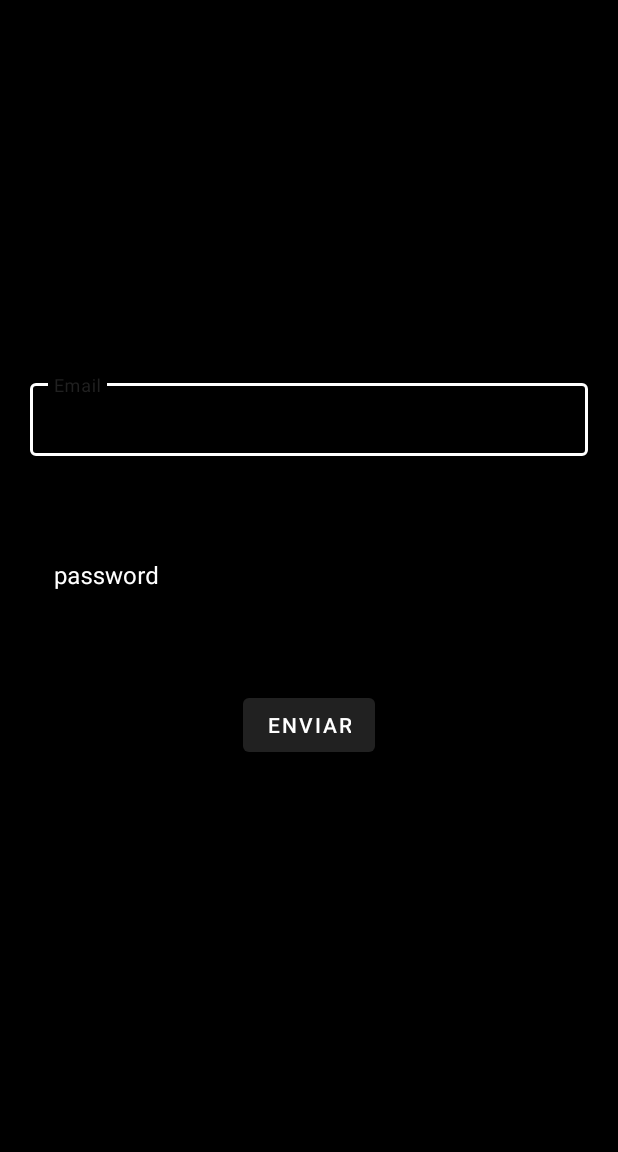
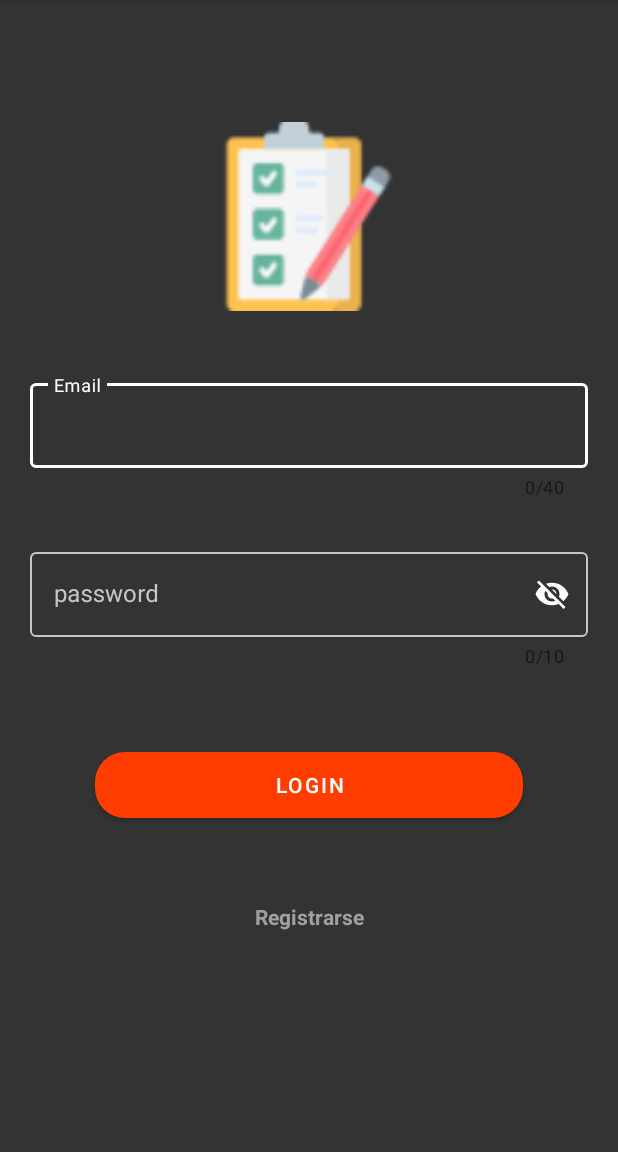
Before and after one commit to camyj2010/equipoSiete, an Android app: the screen it shows after launch (LoginActivity), on a phone screen of 412 x 824 dp, the part 84-1236 px from its top. Run offline under Robolectric (Android 15) with nearby library versions, the light colour scheme and no system bars.

Commit message:
First and Second Criteria (Camila- Valery)

```diff
--- /dev/null
+++ b/app/src/main/res/color/text_field.xml
@@ -0,0 +1,6 @@
+<?xml version="1.0" encoding="utf-8"?>
+<selector xmlns:android="http://schemas.android.com/apk/res/android">
+    <item android:state_focused="true" android:color="@color/white" />
+    <item android:state_enabled="false" android:color="#F00" />
+    <item android:color="#C6C6C6" />
+</selector>
--- /dev/null
+++ b/app/src/main/res/drawable/button_background.xml
@@ -0,0 +1,5 @@
+<!-- rounded_button.xml -->
+<shape xmlns:android="http://schemas.android.com/apk/res/android">
+    <corners android:radius="30dp" /> <!-- Puedes ajustar el radio según tu preferencia -->
+    <solid android:color="@color/my_button_color" />
+</shape>
--- a/app/src/main/res/layout/activity_login.xml
+++ b/app/src/main/res/layout/activity_login.xml
@@ -4,19 +4,34 @@
     xmlns:tools="http://schemas.android.com/tools"
     android:layout_width="match_parent"
     android:layout_height="match_parent"
-    android:background="@color/black"
+    android:background="#CC000000"
     >
+
+    <ImageView
+        android:id="@+id/listView"
+        android:layout_width="138dp"
+        android:layout_height="126dp"
+        android:layout_gravity="center"
+
+        android:src="@drawable/list"
+        app:layout_constraintBottom_toBottomOf="parent"
+        app:layout_constraintEnd_toEndOf="parent"
+
+        app:layout_constraintHorizontal_bias="0.498"
+        app:layout_constraintStart_toStartOf="parent"
+        app:layout_constraintTop_toTopOf="parent"
+        app:layout_constraintVertical_bias="0.127" />
 
     <com.google.android.material.textfield.TextInputLayout
         android:id="@+id/emailContainer"
 
         android:layout_marginHorizontal="20dp"
 
-        style="@style/Widget.MaterialComponents.TextInputLayout.OutlinedBox.Dense.WhiteBorder"
+        style="@style/outlinedTextInputLayout"
         android:layout_width="match_parent"
         android:layout_height="wrap_content"
         android:layout_marginTop="250dp"
-
+        app:layout_constraintTop_toBottomOf="@+id/listView"
         app:counterEnabled="true"
         app:counterMaxLength="40"
 
@@ -40,7 +55,7 @@
 
     <com.google.android.material.textfield.TextInputLayout
         android:id="@+id/passwordContainer"
-        style="@style/Widget.MaterialComponents.TextInputLayout.OutlinedBox.Dense.WhiteBorder"
+        style="@style/outlinedTextInputLayout"
         android:layout_marginHorizontal="20dp"
         android:layout_width="match_parent"
         android:layout_height="wrap_content"
@@ -48,6 +63,7 @@
         app:counterEnabled="true"
         app:counterMaxLength="10"
         app:passwordToggleEnabled="true"
+        app:passwordToggleTint="@color/white"
         app:layout_constraintEnd_toEndOf="parent"
         app:layout_constraintStart_toStartOf="parent"
         app:layout_constraintTop_toBottomOf="@id/emailContainer">
@@ -57,8 +73,8 @@
             android:layout_width="match_parent"
             android:layout_height="match_parent"
             android:lines="1"
-            android:maxLength="16"
-            android:inputType="textPassword"
+            android:maxLength="10"
+            android:inputType="number"
             android:hint="password"
             app:boxStrokeColor="@color/white"
             android:textColorHint="@color/white"
@@ -68,15 +84,30 @@
     </com.google.android.material.textfield.TextInputLayout>
 
 
-
     <com.google.android.material.button.MaterialButton
-        android:id="@+id/submitButton"
-        android:layout_width="wrap_content"
-        android:layout_height="wrap_content"
-        android:text="Enviar"
-        android:layout_marginTop="30dp"
+        android:id="@+id/btnLogin"
+        android:layout_width="285dp"
+        android:layout_height="56dp"
+        android:layout_marginHorizontal="50dp"
+        android:layout_marginTop="50dp"
+        android:text="Login"
+        app:backgroundTint="@color/my_button_color"
+        app:cornerRadius="20dp"
         app:layout_constraintEnd_toEndOf="parent"
         app:layout_constraintStart_toStartOf="parent"
         app:layout_constraintTop_toBottomOf="@+id/passwordContainer" />
 
+    <com.google.android.material.textview.MaterialTextView
+        android:id="@+id/tvRegister"
+        android:layout_width="wrap_content"
+        android:layout_height="wrap_content"
+        android:text="Registrarse"
+        android:textStyle="bold"
+        android:textColor="#9EA1A1"
+        android:clickable="true"
+        android:layout_marginTop="50dp"
+        app:layout_constraintTop_toBottomOf="@+id/btnLogin"
+        app:layout_constraintEnd_toEndOf="parent"
+        app:layout_constraintStart_toStartOf="parent" />
+
 </androidx.constraintlayout.widget.ConstraintLayout>
--- a/app/src/main/res/values/colors.xml
+++ b/app/src/main/res/values/colors.xml
@@ -2,4 +2,5 @@
 <resources>
     <color name="black">#FF000000</color>
     <color name="white">#FFFFFFFF</color>
+    <color name="my_button_color">#ff3d00</color>
 </resources>
--- a/app/src/main/res/values/styles.xml
+++ b/app/src/main/res/values/styles.xml
@@ -1,16 +1,8 @@
 <?xml version="1.0" encoding="utf-8"?>
 <resources>
-    <style name="Widget.MaterialComponents.TextInputLayout.OutlinedBox.Dense.WhiteBorder" parent="Widget.MaterialComponents.TextInputLayout.OutlinedBox.Dense">
-        <!-- Color del texto flotante (hint) -->
-        <item name="android:textColorHint">@android:color/white</item>
-        <item name="android:textColor">@android:color/white</item>
-
-        <!-- Color del borde del cuadro cuando está enfocado -->
-        <item name="boxStrokeColor">@android:color/white</item>
-
-        <!-- Color de fondo del cuadro cuando está enfocado -->
-        <item name="boxBackgroundColor">@android:color/black</item>
-
-
+    <style name="outlinedTextInputLayout" parent="Widget.MaterialComponents.TextInputLayout.OutlinedBox">
+        <item name="boxStrokeColor">@color/text_field</item>
+        <item name="hintTextColor">@color/text_field</item>
+        <item name="android:textColorHint">@color/text_field</item>
     </style>
 </resources>
```
Also changed, not shown: app/src/main/res/drawable/list.png (added).
